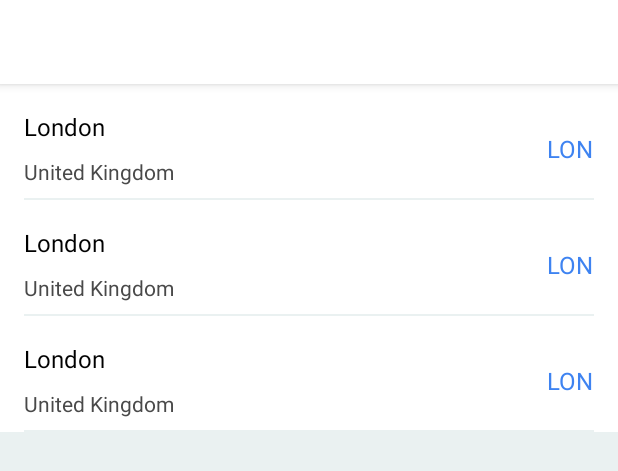
After one commit to Nekobitlz/Aviasales-Test, an Android app: the layout fragment_search.xml on its own in the app's theme, with its tools: preview values and no code run, on a phone screen of 412 x 824 dp. The commit adds this screen. Shown: the top 471 px of the screen. Run offline under Robolectric (Android 15) with nearby library versions, the light colour scheme and no system bars.

Commit message:
Add layouts for new search fragment

```diff
--- /dev/null
+++ b/app/src/main/res/drawable/ic_search_white_24dp.xml
@@ -0,0 +1,10 @@
+<vector xmlns:android="http://schemas.android.com/apk/res/android"
+    android:width="24dp"
+    android:height="24dp"
+    android:tint="#FFFFFF"
+    android:viewportWidth="24.0"
+    android:viewportHeight="24.0">
+    <path
+        android:fillColor="#FF000000"
+        android:pathData="M15.5,14h-0.79l-0.28,-0.27C15.41,12.59 16,11.11 16,9.5 16,5.91 13.09,3 9.5,3S3,5.91 3,9.5 5.91,16 9.5,16c1.61,0 3.09,-0.59 4.23,-1.57l0.27,0.28v0.79l5,4.99L20.49,19l-4.99,-5zM9.5,14C7.01,14 5,11.99 5,9.5S7.01,5 9.5,5 14,7.01 14,9.5 11.99,14 9.5,14z" />
+</vector>
--- /dev/null
+++ b/app/src/main/res/layout/fragment_search.xml
@@ -0,0 +1,29 @@
+<?xml version="1.0" encoding="utf-8"?>
+<LinearLayout xmlns:android="http://schemas.android.com/apk/res/android"
+    xmlns:tools="http://schemas.android.com/tools"
+    android:layout_width="match_parent"
+    android:layout_height="match_parent"
+    android:background="@color/colorSearchBackground"
+    android:orientation="vertical">
+
+    <com.google.android.material.appbar.AppBarLayout
+        android:layout_width="match_parent"
+        android:layout_height="wrap_content">
+
+        <androidx.appcompat.widget.Toolbar
+            android:id="@+id/toolbar"
+            android:layout_width="match_parent"
+            android:layout_height="?attr/actionBarSize"
+            android:background="@color/colorPrimary"
+            android:theme="@style/ToolbarStyle" />
+
+    </com.google.android.material.appbar.AppBarLayout>
+
+    <androidx.recyclerview.widget.RecyclerView
+        android:id="@+id/rv_cities"
+        android:layout_width="match_parent"
+        android:layout_height="0dp"
+        android:layout_weight="1"
+        tools:listitem="@layout/item_city" />
+
+</LinearLayout>
--- /dev/null
+++ b/app/src/main/res/layout/item_city.xml
@@ -0,0 +1,59 @@
+<?xml version="1.0" encoding="utf-8"?>
+<androidx.constraintlayout.widget.ConstraintLayout xmlns:android="http://schemas.android.com/apk/res/android"
+    xmlns:app="http://schemas.android.com/apk/res-auto"
+    xmlns:tools="http://schemas.android.com/tools"
+    android:layout_width="match_parent"
+    android:layout_height="wrap_content"
+    android:background="@color/colorItemBackground"
+    android:orientation="vertical"
+    android:paddingStart="@dimen/spacing_normal_16"
+    android:paddingEnd="@dimen/spacing_normal_16"
+    android:paddingTop="@dimen/spacing_small_8">
+
+    <com.google.android.material.textview.MaterialTextView
+        android:id="@+id/tv_city_name"
+        android:layout_width="0dp"
+        android:layout_height="wrap_content"
+        android:textColor="@color/colorTextMain"
+        android:textSize="@dimen/font_normal_16"
+        app:layout_constraintBottom_toTopOf="@id/tv_country_name"
+        app:layout_constraintEnd_toStartOf="@id/tv_country_code"
+        app:layout_constraintStart_toStartOf="parent"
+        app:layout_constraintTop_toTopOf="parent"
+        tools:text="London" />
+
+    <com.google.android.material.textview.MaterialTextView
+        android:id="@+id/tv_country_name"
+        android:layout_width="0dp"
+        android:layout_height="wrap_content"
+        android:textColor="@color/colorTextSecondary"
+        android:textSize="@dimen/font_small_14"
+        app:layout_constraintBottom_toBottomOf="parent"
+        app:layout_constraintEnd_toEndOf="@id/tv_city_name"
+        app:layout_constraintStart_toStartOf="@id/tv_city_name"
+        app:layout_constraintTop_toBottomOf="@id/tv_city_name"
+        tools:text="United Kingdom" />
+
+    <com.google.android.material.textview.MaterialTextView
+        android:id="@+id/tv_country_code"
+        android:layout_width="wrap_content"
+        android:layout_height="wrap_content"
+        android:textColor="@color/colorTextAccent"
+        android:textSize="@dimen/font_normal_16"
+        app:layout_constraintBottom_toBottomOf="@id/tv_country_name"
+        app:layout_constraintEnd_toEndOf="parent"
+        app:layout_constraintStart_toEndOf="@id/tv_city_name"
+        app:layout_constraintTop_toTopOf="@id/tv_city_name"
+        tools:text="LON" />
+
+    <View
+        android:layout_width="0dp"
+        android:layout_height="@dimen/divider_size_1"
+        android:background="@color/colorDivider"
+        android:layout_marginTop="@dimen/spacing_small_8"
+        app:layout_constraintTop_toBottomOf="@id/tv_country_name"
+        app:layout_constraintEnd_toEndOf="parent"
+        app:layout_constraintStart_toStartOf="parent"
+        app:layout_constraintBottom_toBottomOf="parent" />
+
+</androidx.constraintlayout.widget.ConstraintLayout>
--- /dev/null
+++ b/app/src/main/res/menu/menu_search.xml
@@ -0,0 +1,9 @@
+<?xml version="1.0" encoding="utf-8"?>
+<menu xmlns:android="http://schemas.android.com/apk/res/android"
+    xmlns:app="http://schemas.android.com/apk/res-auto">
+    <item android:id="@+id/action_search"
+        android:title="@android:string/search_go"
+        android:icon="@drawable/ic_search_white_24dp"
+        app:showAsAction="collapseActionView"
+        app:actionViewClass="androidx.appcompat.widget.SearchView" />
+</menu>
--- a/app/src/main/res/values/colors.xml
+++ b/app/src/main/res/values/colors.xml
@@ -8,25 +8,34 @@
     <color name="colorYellowLight">#FFC107</color>
 
     <color name="colorGrey">#969696</color>
-    <color name="colorGreyLight">#ABABAB</color>
+    <color name="colorGreyLight">#EAF1F1</color>
     <color name="colorGreyDark">#494949</color>
 
     <color name="colorBlack">#000</color>
     <color name="colorWhite">#FFF</color>
 
     <!-- Application colors -->
-    <color name="colorPrimary">@color/colorBlueLight</color>
+    <color name="colorPrimary">@color/colorWhite</color>
     <color name="colorPrimaryDark">@color/colorBlue</color>
     <color name="colorAccent">@color/colorYellow</color>
 
     <!-- Text colors -->
     <color name="colorTextMain">@color/colorBlack</color>
     <color name="colorTextSecondary">@color/colorGreyDark</color>
-    <color name="colorTextAccent">@color/colorWhite</color>
+    <color name="colorTextAccent">@color/colorPrimaryDark</color>
+    <color name="colorSearchTextColor">@color/colorWhite</color>
 
     <!-- Elements colors -->
     <color name="colorDivider">@color/colorGreyLight</color>
     <color name="colorCardBackground">@color/colorWhite</color>
     <color name="colorRipple">@color/colorYellowLight</color>
+    <color name="colorItemBackground">@color/colorWhite</color>
+    <color name="colorSearchBackground">@color/colorGreyLight</color>
+
+    <!-- Toolbar colors -->
+    <color name="toolbarBackground">@color/colorWhite</color>
+    <color name="toolbarTextColor">@color/colorGrey</color>
+    <color name="toolbarTextColorPrimary">@color/colorGreyDark</color>
+    <color name="toolbarTextColorSecondary">@color/colorGreyLight</color>
 
 </resources>
--- a/app/src/main/res/values/strings.xml
+++ b/app/src/main/res/values/strings.xml
@@ -6,4 +6,7 @@
 
     <!-- Content descriptions -->
     <string name="cd_swap_button">Swap button</string>
+
+    <!-- Hints -->
+    <string name="departure">Departure</string>
 </resources>
```
